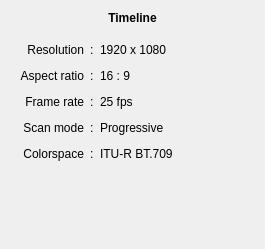
This is src/shotcut/src/widgets/timelinepropertieswidget.ui in hansewu/MovieMator as Qt 5 draws it before an edit. The edited form follows.
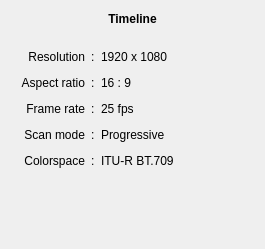
This is the edited form.

Diff of the .ui file:
```diff
--- a/src/shotcut/src/widgets/timelinepropertieswidget.ui
+++ b/src/shotcut/src/widgets/timelinepropertieswidget.ui
@@ -14,6 +14,21 @@
    <string>Form</string>
   </property>
   <layout class="QVBoxLayout" name="verticalLayout">
+   <property name="spacing">
+    <number>12</number>
+   </property>
+   <property name="leftMargin">
+    <number>12</number>
+   </property>
+   <property name="topMargin">
+    <number>12</number>
+   </property>
+   <property name="rightMargin">
+    <number>12</number>
+   </property>
+   <property name="bottomMargin">
+    <number>12</number>
+   </property>
    <item>
     <widget class="QLabel" name="nameLabel">
      <property name="font">
```
